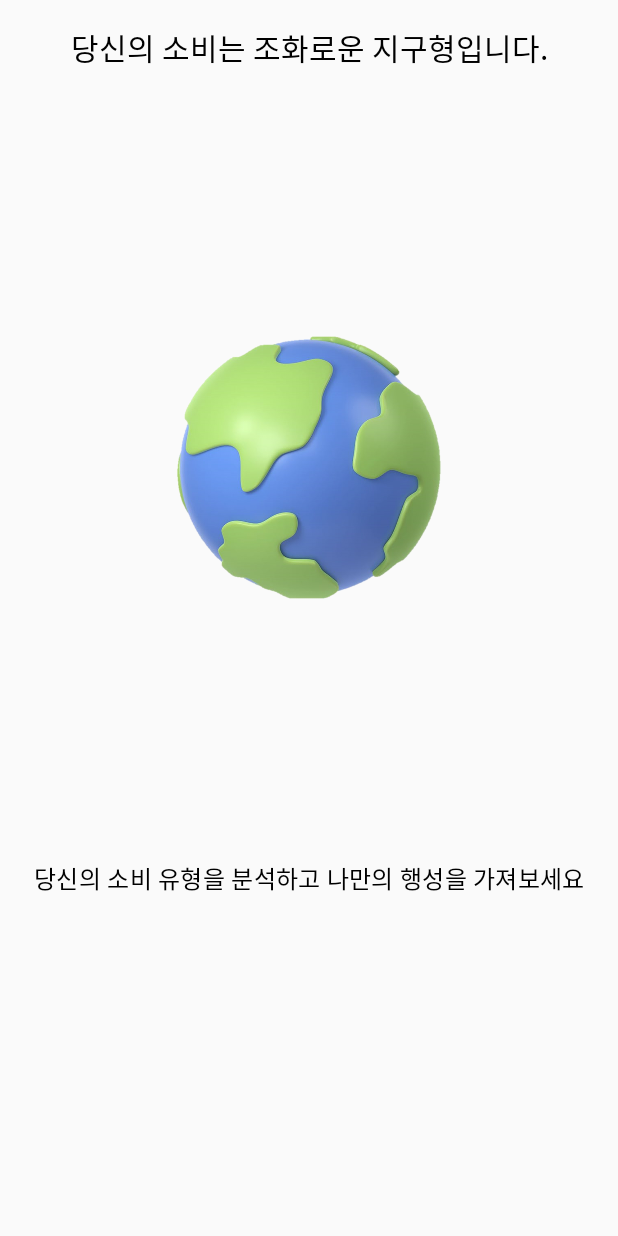
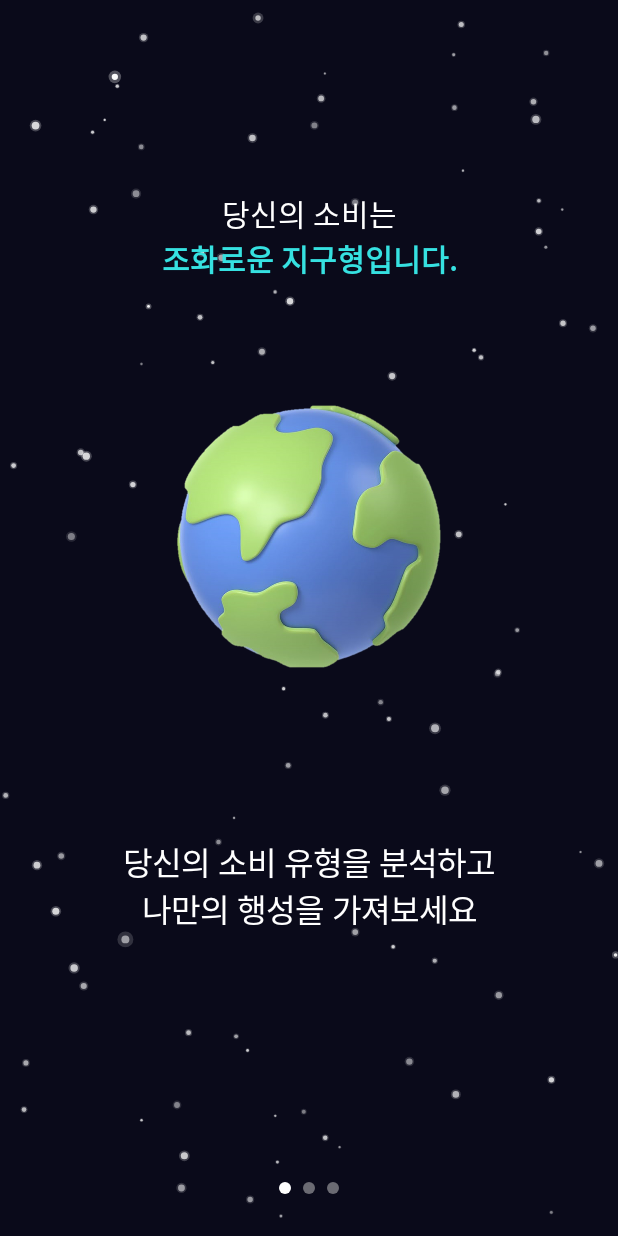
Before and after one commit to Xylitol311/ReBirth, an Android app built with Jetpack Compose: the screen it shows after launch (MainActivity), on a phone screen of 412 x 824 dp. Run offline under Robolectric (Android 15) with nearby library versions, the phone set to English and light mode, and no system bars; our stand-ins replace accompanist.

Commit message:
:sparkle: feat. 튜토리얼 페이지 구현

```diff
--- a/FE/app/src/main/java/com/example/fe/ui/navigation/TutorialNavHost.kt
+++ b/FE/app/src/main/java/com/example/fe/ui/navigation/TutorialNavHost.kt
@@ -27,18 +27,18 @@ fun TutorialNavHost(onboardingViewModel: OnboardingViewModel) {
             val tutorialPages = listOf(
                 TutorialPage(
                     title = "당신의 소비는 조화로운 지구형입니다.",
-                    description = "당신의 소비 유형을 분석하고 나만의 행성을 가져보세요",
+                    description = "당신의 소비 유형을 분석하고\n나만의 행성을 가져보세요",
                     imageRes = R.drawable.earth
                 ),
                 TutorialPage(
-                    title = "당신에게 필요한 별자리는 삼성카드 taptap O",
-                    description = "특별한 별자리로 내 카드를 표현하세요",
-                    imageRes = R.drawable.card_samsung
+                    title = "당신에게 필요한 별자리는 바로 이것!",
+                    description = "특별한 별자리로\n내 카드를 표현하세요",
+                    imageRes = R.drawable.shinhan_card
                 ),
                 TutorialPage(
-                    title = "REBIRTH 슈퍼 카드로 가장 최적의 별자리를 제안해드립니다.",
-                    description = "별자리의 힘을 받아 최고 혜택 카드로 자동 결제하세요.",
-                    imageRes = R.drawable.constellation
+                    title = "REBIRTH 슈퍼 카드로 가장\n최적의 별자리를 제안해드립니다.",
+                    description = "별자리의 힘을 받아\n최고 혜택 카드로 자동 결제하세요.",
+                    imageRes = R.drawable.constellation2
                 )
             )
 
--- a/FE/app/src/main/java/com/example/fe/ui/screens/onboard/TutorialPage.kt
+++ /dev/null
@@ -1,12 +0,0 @@
-package com.example.fe.ui.screens.onboard
-
-/**
- * TutorialPage.kt
- *
- * 각 튜토리얼 페이지에 표시할 정보(타이틀, 설명, 이미지 리소스 ID)를 저장하는 데이터 클래스입니다.
- */
-data class TutorialPage(
-    val title: String,
-    val description: String,
-    val imageRes: Int   // 예: R.drawable.earth, R.drawable.card_constellation 등
-)
--- a/FE/app/src/main/java/com/example/fe/ui/screens/onboard/TutorialScreen.kt
+++ b/FE/app/src/main/java/com/example/fe/ui/screens/onboard/TutorialScreen.kt
@@ -1,100 +1,219 @@
 package com.example.fe.ui.screens.onboard
 
-import androidx.compose.animation.core.RepeatMode
-import androidx.compose.animation.core.animateFloat
-import androidx.compose.animation.core.infiniteRepeatable
-import androidx.compose.animation.core.rememberInfiniteTransition
-import androidx.compose.animation.core.tween
 import androidx.compose.foundation.Image
-import androidx.compose.foundation.layout.*
+import androidx.compose.foundation.layout.Arrangement
+import androidx.compose.foundation.layout.Box
+import androidx.compose.foundation.layout.Column
+import androidx.compose.foundation.layout.Spacer
+import androidx.compose.foundation.layout.WindowInsets
+import androidx.compose.foundation.layout.fillMaxSize
+import androidx.compose.foundation.layout.fillMaxWidth
+import androidx.compose.foundation.layout.height
+import androidx.compose.foundation.layout.navigationBars
+import androidx.compose.foundation.layout.padding
+import androidx.compose.foundation.layout.size
+import androidx.compose.foundation.shape.RoundedCornerShape
 import androidx.compose.material3.Button
-import androidx.compose.material3.MaterialTheme
+import androidx.compose.material3.ButtonDefaults
 import androidx.compose.material3.Text
 import androidx.compose.runtime.Composable
-import androidx.compose.runtime.getValue
 import androidx.compose.ui.Alignment
 import androidx.compose.ui.Modifier
+import androidx.compose.ui.draw.clip
+import androidx.compose.ui.graphics.Color
+import androidx.compose.ui.layout.ContentScale
+import androidx.compose.ui.platform.LocalDensity
 import androidx.compose.ui.res.painterResource
+import androidx.compose.ui.text.SpanStyle
+import androidx.compose.ui.text.buildAnnotatedString
+import androidx.compose.ui.text.font.FontWeight
 import androidx.compose.ui.text.style.TextAlign
+import androidx.compose.ui.text.withStyle
 import androidx.compose.ui.unit.dp
 import androidx.compose.ui.unit.sp
+import com.example.fe.ui.components.backgrounds.StarryBackground
+import com.google.accompanist.pager.ExperimentalPagerApi
 import com.google.accompanist.pager.HorizontalPager
+import com.google.accompanist.pager.HorizontalPagerIndicator
 import com.google.accompanist.pager.rememberPagerState
 
 /**
- * TutorialScreen.kt (Compose 버전 - Material3)
+ * TutorialScreen
  *
- * Accompanist Pager의 HorizontalPager를 사용하여 튜토리얼 페이지를 표시합니다.
+ * - StarryBackground(별이 빛나는 배경) 위에서 HorizontalPager를 사용해 튜토리얼 페이지를 좌우로 넘깁니다.
+ * - 페이지 하단에는 PagerIndicator(동그라미)을 표시하여 현재 위치를 안내합니다.
+ * - 마지막 페이지에는 "회원가입" 버튼이 노출되어 onSignUpClick 콜백을 호출합니다.
  */
+@OptIn(ExperimentalPagerApi::class)
 @Composable
 fun TutorialScreen(
     tutorialPages: List<TutorialPage>,
     onSignUpClick: () -> Unit
 ) {
-    // Pager 상태 초기화
-    val pagerState = rememberPagerState(initialPage = 0)
+    // Pager 상태: pageCount는 tutorialPages.size
+    val pagerState = rememberPagerState()
 
-    HorizontalPager(
-        state = pagerState,
-        count = tutorialPages.size,
-        modifier = Modifier.fillMaxSize()
-    ) { page ->
-        val tutorial = tutorialPages[page]
+    // OS 네비게이션 바 높이만큼 패딩을 주어 침범을 방지 (하단 영역 확보)
+    // WindowInsets.navigationBars 를 사용해 기기마다 다른 navigation bar 크기를 파악
+    val navigationBarHeightPx = WindowInsets.navigationBars
+        .getBottom(LocalDensity.current)
+    val navigationBarHeightDp = with(LocalDensity.current) { navigationBarHeightPx.toDp() }
 
-        // 이미지 애니메이션: 상하로 부드럽게 이동하는 효과
-        val infiniteTransition = rememberInfiniteTransition()
-        val offsetY by infiniteTransition.animateFloat(
-            initialValue = 0f,
-            targetValue = 20f,
-            animationSpec = infiniteRepeatable(
-                animation = tween(durationMillis = 1000, delayMillis = 300),
-                repeatMode = RepeatMode.Reverse
-            )
-        )
+    // 별이 빛나는 배경
+    StarryBackground {
+        // 전체 화면에 Pager + 하단 인디케이터/버튼 배치
+        Box(modifier = Modifier.fillMaxSize()) {
+            // 1) HorizontalPager
+            HorizontalPager(
+                count = tutorialPages.size,
+                state = pagerState,
+                modifier = Modifier
+                    .fillMaxSize()
+                    .padding(bottom = 80.dp + navigationBarHeightDp) // 네비게이션 바 높이 고려
+            ) { pageIndex ->
+                val pageData = tutorialPages[pageIndex]
+                // 수정된 부분: pageIndex 전달
+                TutorialPageContent(pageData, pageIndex)
+            }
 
-        // 각 페이지 레이아웃 구성
-        Column(
-            modifier = Modifier
-                .fillMaxSize()
-                .padding(16.dp),
-            verticalArrangement = Arrangement.SpaceBetween
-        ) {
-            // 상단 타이틀
-            Text(
-                text = tutorial.title,
-                style = MaterialTheme.typography.headlineSmall.copy(fontSize = 20.sp),
-                modifier = Modifier.fillMaxWidth(),
-                textAlign = TextAlign.Center
-            )
-            // 중간 이미지 (애니메이션 적용)
-            Image(
-                painter = painterResource(id = tutorial.imageRes),
-                contentDescription = tutorial.title,
+            // 2) 하단 영역 구성
+            Column(
                 modifier = Modifier
-                    .size(200.dp)
-                    .offset(y = offsetY.dp)
-                    .align(Alignment.CenterHorizontally)
-            )
-            // 하단 설명
-            Text(
-                text = tutorial.description,
-                style = MaterialTheme.typography.bodyMedium.copy(fontSize = 16.sp),
-                modifier = Modifier.fillMaxWidth(),
-                textAlign = TextAlign.Center
-            )
-            // 마지막 페이지일 경우 회원가입 버튼 노출
-            if (page == tutorialPages.lastIndex) {
-                Button(
-                    onClick = { onSignUpClick() },
-                    modifier = Modifier
-                        .fillMaxWidth()
-                        .padding(vertical = 16.dp)
-                ) {
-                    Text(text = "회원가입")
+                    .align(Alignment.BottomCenter)
+                    .padding(bottom = navigationBarHeightDp + 20.dp),
+                horizontalAlignment = Alignment.CenterHorizontally
+            ) {
+                // 마지막 페이지라면 "회원가입" 버튼 표시
+                if (pagerState.currentPage == tutorialPages.lastIndex) {
+                    Button(
+                        onClick = onSignUpClick,
+                        colors = ButtonDefaults.buttonColors(
+                            containerColor = Color(0xFF212F50) // 원하는 색상으로 변경
+                        ),
+                        modifier = Modifier
+                            .padding(horizontal = 32.dp)
+                            .padding(bottom = 20.dp)
+                            .fillMaxWidth()
+                            .height(50.dp)
+                    ) {
+                        Text(
+                            text = "회원가입",
+                            fontSize = 18.sp,
+                            color = Color.White
+                        )
+                    }
                 }
-            } else {
-                Spacer(modifier = Modifier.height(48.dp))
+
+                // 인디케이터
+                HorizontalPagerIndicator(
+                    pagerState = pagerState,
+                    activeColor = Color.White,
+                    inactiveColor = Color.LightGray.copy(alpha = 0.5f),
+                    modifier = Modifier.padding(bottom = 8.dp),
+                    indicatorWidth = 8.dp,
+                    indicatorHeight = 8.dp
+                )
             }
         }
     }
 }
+
+/**
+ * TutorialPageContent
+ *
+ * 각 페이지에서 보여줄 상단 문구, 중앙 이미지, 하단 설명 박스를 구성합니다.
+ * 제목-이미지 여백:이미지-설명 여백 = 1:1.5 비율 적용
+ */
+@Composable
+fun TutorialPageContent(
+    page: TutorialPage,
+    pageIndex: Int
+) {
+    Column(
+        modifier = Modifier
+            .fillMaxSize()
+            .padding(horizontal = 16.dp),
+        verticalArrangement = Arrangement.Center,
+        horizontalAlignment = Alignment.CenterHorizontally
+    ) {
+        Spacer(modifier = Modifier.weight(0.6f))
+
+        // 수정된 부분: 페이지에 따라 상단 타이틀을 두 줄로 나누어 표시
+        val customTitle = when (pageIndex) {
+            0 -> buildAnnotatedString {
+                withStyle(style = SpanStyle(color = Color.White)) {
+                    append("당신의 소비는\n")
+                }
+                withStyle(style = SpanStyle(color = Color(0xFF36E1E1), fontWeight = FontWeight.Bold)) {
+                    append("조화로운 지구형입니다.")
+                }
+            }
+            1 -> buildAnnotatedString {
+                withStyle(style = SpanStyle(color = Color.White)) {
+                    append("당신에게 필요한 별자리는\n")
+                }
+                withStyle(style = SpanStyle(color = Color(0xFF36E1E1), fontWeight = FontWeight.Bold)) {
+                    append("신한카드 처음(ANNIVERSE)")
+                }
+            }
+            2 -> buildAnnotatedString {
+                withStyle(style = SpanStyle(color = Color.White)) {
+                    append("REBIRTH 슈퍼 카드로\n")
+                }
+                withStyle(style = SpanStyle(color = Color(0xFF36E1E1), fontWeight = FontWeight.Bold)) {
+                    append("가장 최적의 별자리를 제안해드립니다")
+                }
+            }
+            else -> buildAnnotatedString {
+                append(page.title) // 혹시 모를 예외 케이스
+            }
+        }
+
+        Text(
+            text = customTitle,
+            fontSize = 20.sp,
+            textAlign = TextAlign.Center,
+            modifier = Modifier
+                .fillMaxWidth()
+                .padding(bottom = 70.dp) // 제목-이미지 여백 (비율 1)
+        )
+
+        // 중앙 이미지
+        Image(
+            painter = painterResource(id = page.imageRes),
+            contentDescription = page.title,
+            contentScale = ContentScale.Fit,
+            modifier = Modifier.size(200.dp)
+        )
+
+        // 이미지-설명 여백 (비율 1.5)
+        Spacer(modifier = Modifier.height(85.dp))
+
+        // 하단 설명 박스
+        Box(
+            modifier = Modifier
+                .fillMaxWidth()
+                .clip(RoundedCornerShape(16.dp))
+                .padding(16.dp)
+        ) {
+            Text(
+                text = page.description,
+                fontSize = 21.5.sp,
+                color = Color.White,
+                textAlign = TextAlign.Center,
+                modifier = Modifier.fillMaxWidth()
+            )
+        }
+
+        Spacer(modifier = Modifier.weight(0.5f))
+    }
+}
+
+/**
+ * 데이터 클래스
+ */
+data class TutorialPage(
+    val imageRes: Int,
+    val title: String,
+    val description: String
+)
```
Also changed, not shown: FE/app/src/main/res/drawable/constellation2.png (added), FE/app/src/main/res/drawable/shinhan_card.png (added).
